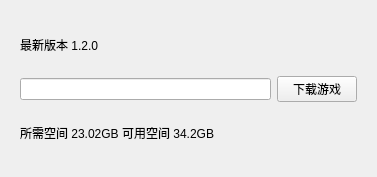
Before: the Qt Designer form managewidget.ui in FLCYR/GameLanucher, drawn with Qt 5.
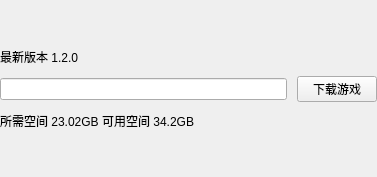
After: the same form once the commit is applied.

What changed in the file:
```diff
--- a/managewidget.ui
+++ b/managewidget.ui
@@ -14,6 +14,21 @@
    <string>Form</string>
   </property>
   <layout class="QGridLayout" name="gridLayout_2">
+   <property name="leftMargin">
+    <number>0</number>
+   </property>
+   <property name="topMargin">
+    <number>0</number>
+   </property>
+   <property name="rightMargin">
+    <number>0</number>
+   </property>
+   <property name="bottomMargin">
+    <number>0</number>
+   </property>
+   <property name="spacing">
+    <number>0</number>
+   </property>
    <item row="0" column="0">
     <widget class="QStackedWidget" name="stackedWidget">
      <property name="currentIndex">
@@ -21,11 +36,29 @@
      </property>
      <widget class="QWidget" name="page">
       <layout class="QVBoxLayout" name="verticalLayout" stretch="1,2,1">
+       <property name="spacing">
+        <number>10</number>
+       </property>
+       <property name="leftMargin">
+        <number>0</number>
+       </property>
+       <property name="topMargin">
+        <number>0</number>
+       </property>
+       <property name="rightMargin">
+        <number>0</number>
+       </property>
+       <property name="bottomMargin">
+        <number>0</number>
+       </property>
        <item>
         <widget class="QLabel" name="labelVersion">
          <property name="text">
           <string>最新版本 1.2.0</string>
          </property>
+         <property name="alignment">
+          <set>Qt::AlignBottom|Qt::AlignLeading|Qt::AlignLeft</set>
+         </property>
         </widget>
        </item>
        <item>
@@ -47,6 +80,9 @@
          <property name="text">
           <string>所需空间 23.02GB 可用空间 34.2GB</string>
          </property>
+         <property name="alignment">
+          <set>Qt::AlignLeading|Qt::AlignLeft|Qt::AlignTop</set>
+         </property>
         </widget>
        </item>
       </layout>
```
